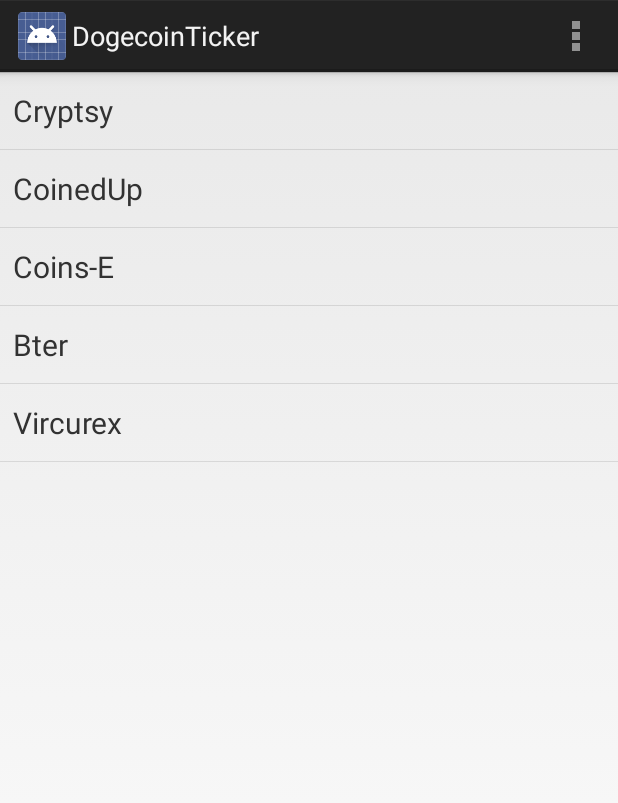
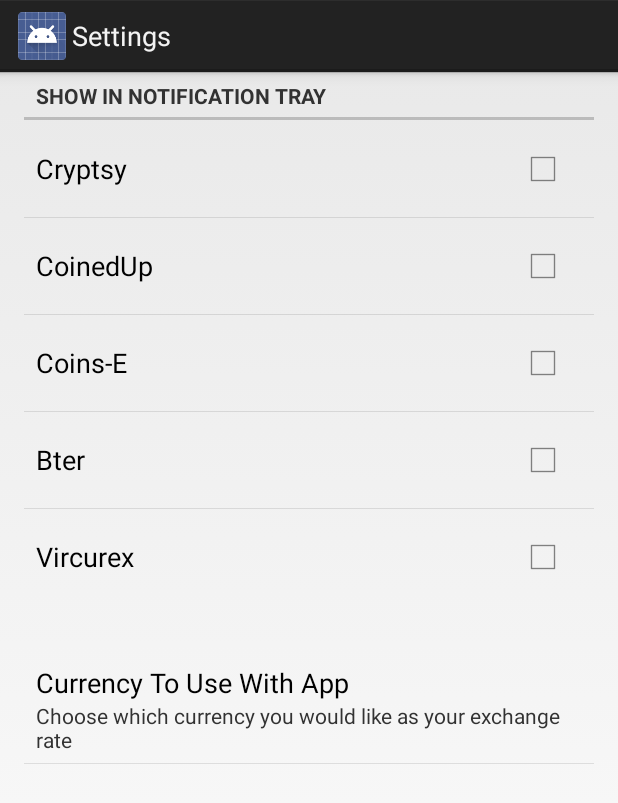
Before and after one commit to christophior/DogecoinTicker, an Android app: the screen it shows after launch (ExchangeList before the commit, Settings after it), in the options menu, after a tap on "Settings", on a phone screen of 412 x 824 dp. Shown: the top 803 px of the screen. Run offline under Robolectric (Android 15) with nearby library versions, the phone set to English and light mode, and no system bars.

Commit message:
Basic functions of Settings are implemented

```diff
--- a/DogecoinTicker/src/main/AndroidManifest.xml
+++ b/DogecoinTicker/src/main/AndroidManifest.xml
@@ -7,6 +7,10 @@
         android:icon="@drawable/ic_launcher"
         android:label="@string/app_name"
         android:theme="@style/AppTheme" >
+        <activity
+            android:name=".Settings"
+            android:label="Settings">
+        </activity>
         <activity
             android:name="christophior.dogecointicker.dogecointicker.ExchangeList"
             android:label="@string/app_name" >
--- a/DogecoinTicker/src/main/java/christophior/dogecointicker/dogecointicker/ExchangeList.java
+++ b/DogecoinTicker/src/main/java/christophior/dogecointicker/dogecointicker/ExchangeList.java
@@ -80,6 +80,7 @@
         int id = item.getItemId();
         if (id == R.id.action_settings) {
             Toast.makeText(this, "settings", Toast.LENGTH_SHORT).show();
+            startActivityForResult(new Intent(this, Settings.class), 0);
             return true;
         }
         return super.onOptionsItemSelected(item);
--- /dev/null
+++ b/DogecoinTicker/src/main/java/christophior/dogecointicker/dogecointicker/Settings.java
@@ -0,0 +1,18 @@
+package christophior.dogecointicker.dogecointicker;
+
+import android.os.Bundle;
+import android.preference.PreferenceActivity;
+
+/**
+ * Created by Zach on 3/24/2014.
+ */
+public class Settings extends PreferenceActivity {
+
+    @Override
+    protected void onCreate(Bundle savedInstanceState) {
+        super.onCreate(savedInstanceState);
+        getPreferenceManager().setSharedPreferencesName("ttt_prefs");
+        addPreferencesFromResource(R.xml.preferences);
+    }
+
+}
--- /dev/null
+++ b/DogecoinTicker/src/main/res/values/arrays.xml
@@ -0,0 +1,10 @@
+<?xml version="1.0" encoding="utf-8"?>
+<resources>
+
+    <string-array name="list_currencies">
+        <item>@string/satoshi_currency</item>
+        <item>@string/BTC_currency</item>
+        <item>@string/mBTC_currency</item>
+    </string-array>
+
+</resources>
--- a/DogecoinTicker/src/main/res/values/strings.xml
+++ b/DogecoinTicker/src/main/res/values/strings.xml
@@ -5,5 +5,10 @@
     <string name="hello_world">Hello world!</string>
     <string name="action_settings">Settings</string>
     <string name="title_activity_cryptsy">Cryptsy</string>
+    <string name="satoshi_currency">Satoshi</string>
+    <string name="BTC_currency">BTC</string>
+    <string name="mBTC_currency">mBTC</string>
+    <string name="notification_tray">Show in Notification Tray</string>
+    <string name="currency_to_use">Currency To Use With App</string>
 
 </resources>
--- /dev/null
+++ b/DogecoinTicker/src/main/res/xml/preferences.xml
@@ -0,0 +1,49 @@
+<?xml version="1.0" encoding="utf-8"?>
+
+<PreferenceScreen xmlns:android="http://schemas.android.com/apk/res/android"
+    android:title="Settings">
+
+    <PreferenceCategory android:title="@string/notification_tray" >
+        <CheckBoxPreference
+            android:key="cryptsy"
+            android:title="Cryptsy"
+            android:defaultValue="false"
+            android:summary="" />
+
+        <CheckBoxPreference
+            android:key="coinedup"
+            android:title="CoinedUp"
+            android:defaultValue="false"
+            android:summary="" />
+
+        <CheckBoxPreference
+            android:key="coinse"
+            android:title="Coins-E"
+            android:defaultValue="false"
+            android:summary="" />
+
+        <CheckBoxPreference
+            android:key="bter"
+            android:title="Bter"
+            android:defaultValue="false"
+            android:summary="" />
+
+        <CheckBoxPreference
+            android:key="vircurex"
+            android:title="Vircurex"
+            android:defaultValue="false"
+            android:summary="" />
+    </PreferenceCategory>
+
+    <PreferenceCategory android:title="" >
+        <ListPreference
+            android:key="currency_to_use"
+            android:title="Currency To Use With App"
+            android:summary="Choose which currency you would like as your exchange rate"
+            android:defaultValue="@string/satoshi_currency"
+            android:entries="@array/list_currencies"
+            android:entryValues="@array/list_currencies" />
+    </PreferenceCategory>
+
+
+</PreferenceScreen>
```
Also changed, not shown: 2 other files.
